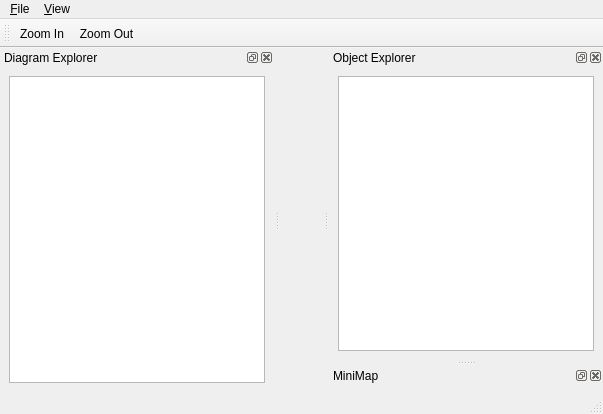
The window that branches/new-repo-experimenting/mainwindow/mainwindow.ui (qreal/qreal) describes before a commit, drawn with Qt 5.
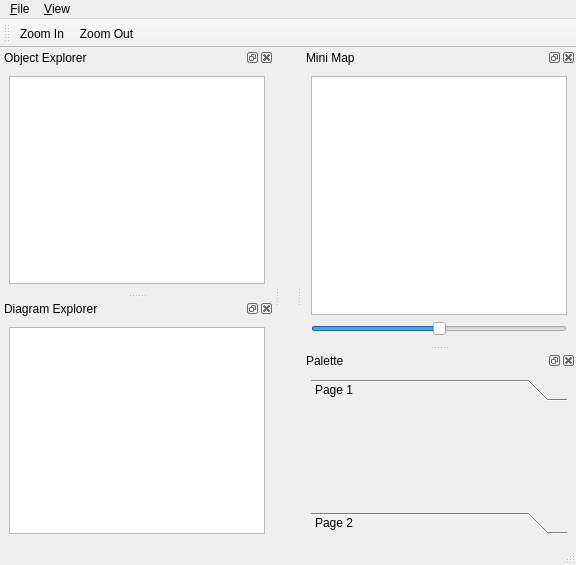
The same window after the commit. Icons and pictures are not drawn.

Commit message: Minimap with zoom

What changed in the file:
```diff
--- a/branches/new-repo-experimenting/mainwindow/mainwindow.ui
+++ b/branches/new-repo-experimenting/mainwindow/mainwindow.ui
@@ -5,8 +5,8 @@
    <rect>
     <x>0</x>
     <y>0</y>
-    <width>603</width>
-    <height>414</height>
+    <width>576</width>
+    <height>565</height>
    </rect>
   </property>
   <property name="windowTitle" >
@@ -21,7 +21,7 @@
     <rect>
      <x>0</x>
      <y>0</y>
-     <width>603</width>
+     <width>576</width>
      <height>25</height>
     </rect>
    </property>
@@ -55,7 +55,7 @@
     <string>Object Explorer</string>
    </property>
    <attribute name="dockWidgetArea" >
-    <number>2</number>
+    <number>1</number>
    </attribute>
    <widget class="QWidget" name="dockWidgetContents_3" >
     <layout class="QHBoxLayout" >
@@ -115,12 +115,88 @@
   </widget>
   <widget class="QDockWidget" name="minimapDock" >
    <property name="windowTitle" >
-    <string>MiniMap</string>
+    <string>Mini Map</string>
    </property>
    <attribute name="dockWidgetArea" >
     <number>2</number>
    </attribute>
-   <widget class="QWidget" name="dockWidgetContents_4" />
+   <widget class="QWidget" name="dockWidgetContents_4" >
+    <layout class="QVBoxLayout" >
+     <property name="margin" >
+      <number>9</number>
+     </property>
+     <property name="spacing" >
+      <number>6</number>
+     </property>
+     <item>
+      <widget class="QGraphicsView" name="minimapView" />
+     </item>
+     <item>
+      <widget class="QSlider" name="minimapZoomSlider" >
+       <property name="maximum" >
+        <number>50</number>
+       </property>
+       <property name="value" >
+        <number>25</number>
+       </property>
+       <property name="orientation" >
+        <enum>Qt::Horizontal</enum>
+       </property>
+      </widget>
+     </item>
+    </layout>
+   </widget>
+  </widget>
+  <widget class="QDockWidget" name="paletteDock" >
+   <property name="windowTitle" >
+    <string>Palette</string>
+   </property>
+   <attribute name="dockWidgetArea" >
+    <number>2</number>
+   </attribute>
+   <widget class="QWidget" name="dockWidgetContents_5" >
+    <layout class="QHBoxLayout" >
+     <property name="margin" >
+      <number>9</number>
+     </property>
+     <property name="spacing" >
+      <number>6</number>
+     </property>
+     <item>
+      <widget class="QToolBox" name="toolBox" >
+       <property name="currentIndex" >
+        <number>0</number>
+       </property>
+       <widget class="QWidget" name="page" >
+        <property name="geometry" >
+         <rect>
+          <x>0</x>
+          <y>0</y>
+          <width>129</width>
+          <height>163</height>
+         </rect>
+        </property>
+        <attribute name="label" >
+         <string>Page 1</string>
+        </attribute>
+       </widget>
+       <widget class="QWidget" name="page_2" >
+        <property name="geometry" >
+         <rect>
+          <x>0</x>
+          <y>0</y>
+          <width>96</width>
+          <height>26</height>
+         </rect>
+        </property>
+        <attribute name="label" >
+         <string>Page 2</string>
+        </attribute>
+       </widget>
+      </widget>
+     </item>
+    </layout>
+   </widget>
   </widget>
   <action name="actionQuit" >
    <property name="text" >
@@ -165,6 +241,8 @@
    </property>
   </action>
  </widget>
+ <layoutdefault spacing="0" margin="0" />
+ <includes/>
  <resources>
   <include location="../qtreal.qrc" />
   <include location="../static.qrc" />
```
The commit also changes 3 other files.
